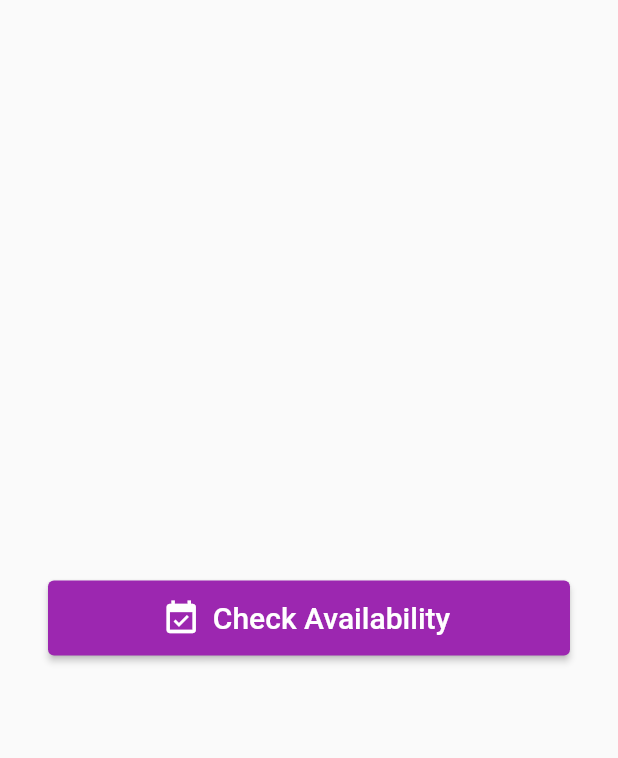
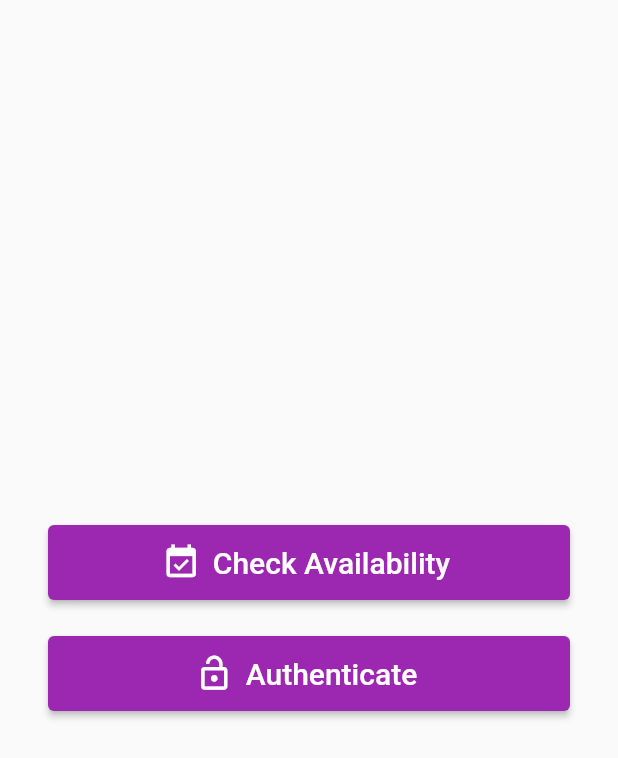
Before and after one commit to Poxh/Lets-Invest, a Flutter app: the screen it shows after launch, on a phone screen of 412 x 824 dp. Shown: the top 758 px of the screen. Run offline on Flutter 3.47's test engine with Material 2 defaults, Android fonts, the phone set to English and light mode, and no system bars; our stand-ins replace local_auth.

Commit message:
Added buildAuthenticate

```diff
--- a/lets_invest/lib/pages/HomePage.dart
+++ b/lets_invest/lib/pages/HomePage.dart
@@ -3,6 +3,7 @@
 import 'package:flutter/material.dart';
 import 'package:lets_invest/api/AuthenticateAPI.dart';
 import 'package:lets_invest/main.dart';
+import 'package:lets_invest/pages/Success.dart';
 import 'package:local_auth/local_auth.dart';
 
 class HomePage extends StatelessWidget {
@@ -17,7 +18,9 @@ class HomePage extends StatelessWidget {
 					child: Column(
 						mainAxisAlignment: MainAxisAlignment.center,
 						children: [
-							buildAvailability(context)
+							buildAvailability(context),
+							SizedBox(height: 24),
+                			buildAuthenticate(context),
 						],
 					),
 				),
@@ -52,6 +55,21 @@ class HomePage extends StatelessWidget {
 		);
 	}
 
+	Widget buildAuthenticate(BuildContext context) => buildButton(
+        text: 'Authenticate',
+        icon: Icons.lock_open,
+        onClicked: () async {
+			final isAuthenticated = await AuthenticationAPI.authenticate();
+
+			if (isAuthenticated) {
+				Navigator.of(context).pushReplacement(
+					MaterialPageRoute(builder: (context) => Success()),
+				);
+			}
+        },
+    );
+
+
 	Widget buildBiometricInfo(String text, bool hasBiometric) {
 		return Container(
 			margin: EdgeInsets.symmetric(vertical: 8),
```
Also changed, not shown: lets_invest/lib/api/AuthenticateAPI.dart (+7 -5 lines), lets_invest/lib/pages/Success.dart (added, +22 -0 lines).
